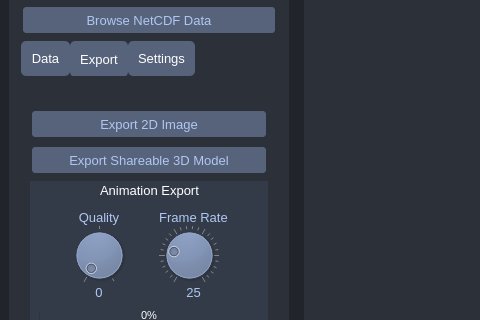
This is assets/ui/gui.ui in sherinsugathan/GeoVis as Qt 5 draws it before an edit; both pictures show x 0 to 480 and y 85 to 405 of the 1035 by 772 pixel window. The edited form follows.
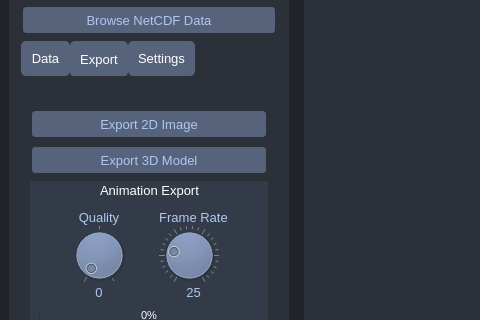
This is the edited form. The open tabs and pages were chosen to show the change. Icons and pictures are not drawn.

Diff of the .ui file:
```diff
--- a/assets/ui/gui.ui
+++ b/assets/ui/gui.ui
@@ -1297,7 +1297,7 @@
 }</string>
              </property>
              <property name="text">
-              <string>Export Shareable 3D Model</string>
+              <string>Export 3D Model</string>
              </property>
             </widget>
            </item>
```
Left out of the diff: 4 changed lines with no effect on the pictures.
